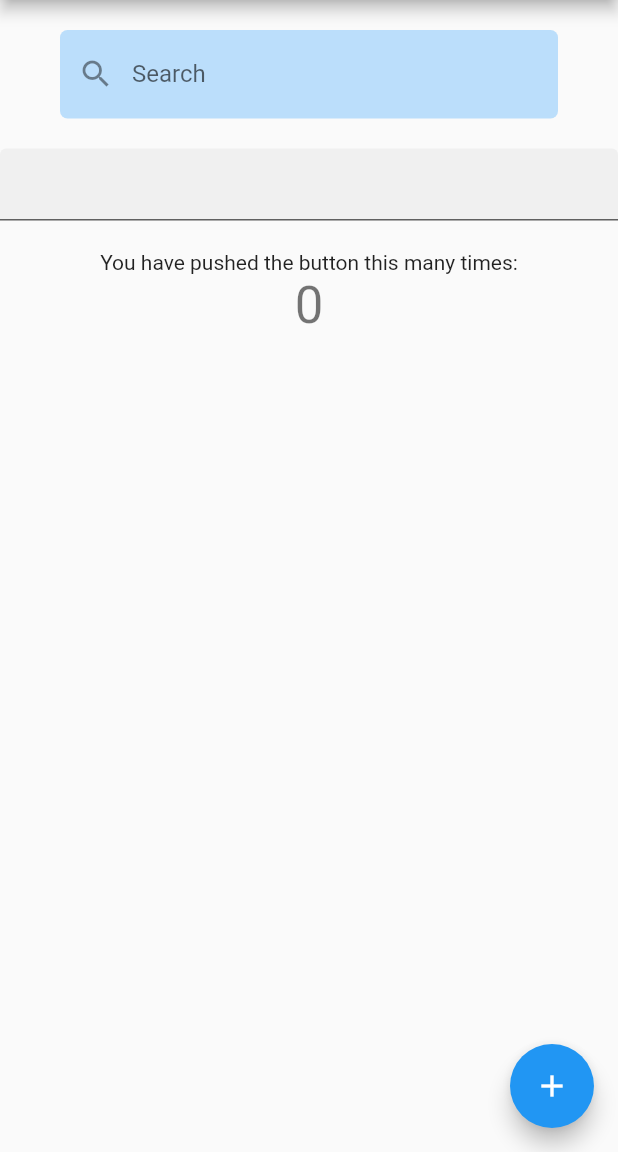
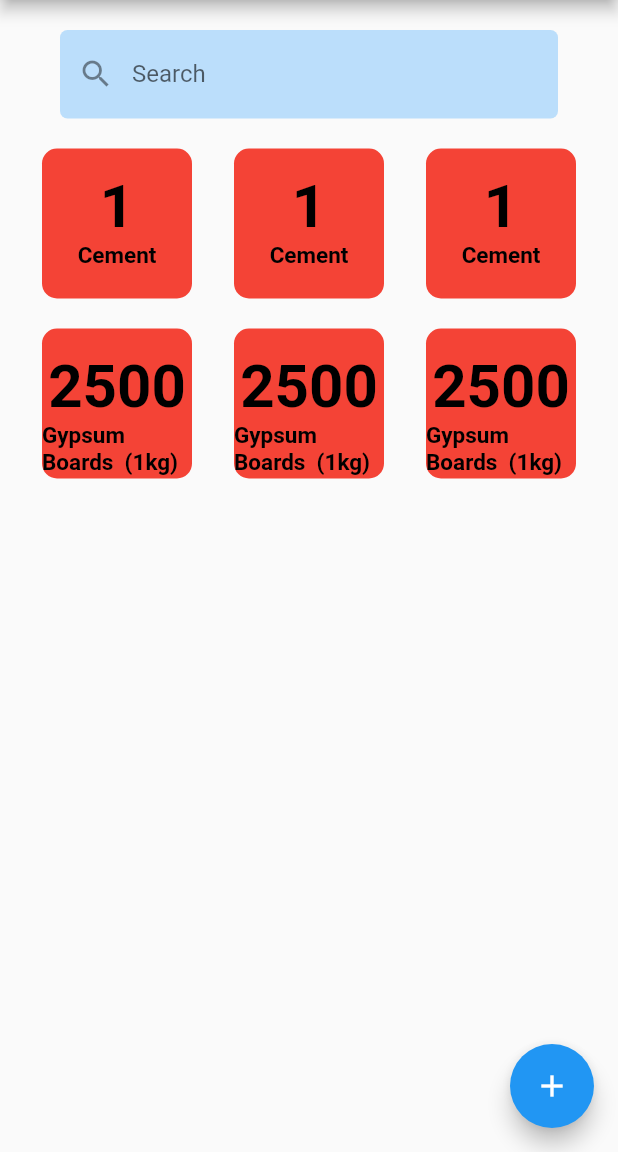
Before and after one commit to wilsonanyonga/bejoy_construction, a Flutter app: the screen it shows after launch, on a phone screen of 412 x 824 dp, the part 84-1236 px from its top. Run offline on Flutter 3.47's test engine with Material 2 defaults, Android fonts, the phone set to English and light mode, and no system bars.

Commit message:
Update home.dart

```diff
--- a/lib/screens/home.dart
+++ b/lib/screens/home.dart
@@ -53,43 +53,84 @@ class Home extends StatelessWidget {
           // ),
         ),
         const SizedBox(height: 20),
-        const TextField(
-          decoration: InputDecoration(
-            filled: true,
-          ),
+        Row(
+          mainAxisAlignment: MainAxisAlignment.spaceEvenly,
+          children: [
+            for (var i = 0; i < 3; i++)
+              Container(
+                width: 100,
+                height: 100,
+                // color: Colors.red,
+                decoration: BoxDecoration(
+                  borderRadius: BorderRadius.circular(10),
+                  color: Colors.red,
+                ),
+                child: Center(
+                  child: Column(
+                    children: const [
+                      SizedBox(height: 15),
+                      Text(
+                        '1',
+                        style: TextStyle(
+                          fontSize: 40,
+                          fontWeight: FontWeight.bold,
+                          color: Colors.black,
+                        ),
+                      ),
+                      Text(
+                        'Cement',
+                        style: TextStyle(
+                          fontSize: 15,
+                          fontWeight: FontWeight.bold,
+                          color: Colors.black,
+                        ),
+                      ),
+                    ],
+                  ),
+                ),
+              ),
+          ],
         ),
         const SizedBox(height: 20),
-        Center(
-          // Center is a layout widget. It takes a single child and positions it
-          // in the middle of the parent.
-          child: Column(
-            // Column is also a layout widget. It takes a list of children and
-            // arranges them vertically. By default, it sizes itself to fit its
-            // children horizontally, and tries to be as tall as its parent.
-            //
-            // Invoke "debug painting" (press "p" in the console, choose the
-            // "Toggle Debug Paint" action from the Flutter Inspector in Android
-            // Studio, or the "Toggle Debug Paint" command in Visual Studio Code)
-            // to see the wireframe for each widget.
-            //
-            // Column has various properties to control how it sizes itself and
-            // how it positions its children. Here we use mainAxisAlignment to
-            // center the children vertically; the main axis here is the vertical
-            // axis because Columns are vertical (the cross axis would be
-            // horizontal).
-            mainAxisAlignment: MainAxisAlignment.center,
-            children: <Widget>[
-              const Text(
-                'You have pushed the button this many times:',
+        Row(
+          mainAxisAlignment: MainAxisAlignment.spaceEvenly,
+          children: [
+            for (var i = 0; i < 3; i++)
+              Container(
+                width: 100,
+                height: 100,
+                decoration: BoxDecoration(
+                  borderRadius: BorderRadius.circular(10),
+                  color: Colors.red,
+                ),
+                // color: Colors.red,
+                child: Center(
+                  child: Column(
+                    children: const [
+                      SizedBox(height: 15),
+                      Text(
+                        '2500',
+                        style: TextStyle(
+                          fontSize: 40,
+                          fontWeight: FontWeight.bold,
+                          color: Colors.black,
+                        ),
+                      ),
+                      Text(
+                        'Gypsum Boards  (1kg)',
+                        style: TextStyle(
+                          fontSize: 15,
+                          fontWeight: FontWeight.bold,
+                          color: Colors.black,
+                        ),
+                      ),
+                    ],
+                  ),
+                ),
               ),
-              Text(
-                '$counter',
-                // 'something',
-                style: Theme.of(context).textTheme.headline4,
-              ),
-            ],
-          ),
+          ],
         ),
+        const SizedBox(height: 20),
       ],
     );
   }
```
